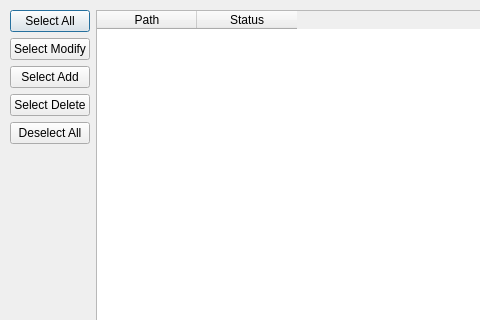
The window that UI/Git_code_change_select_files.ui (Kevin-Liou/GitCodeChange) describes before a commit, drawn with Qt 5; both pictures show x 0 to 480 and y 0 to 320 of the 739 by 586 pixel window.
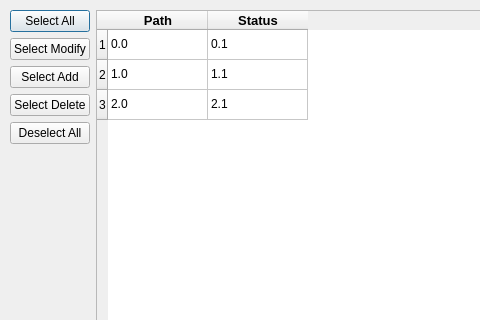
The same window after the commit.

Commit message: Update select files windows

```diff
--- a/UI/Git_code_change_select_files.ui
+++ b/UI/Git_code_change_select_files.ui
@@ -67,16 +67,77 @@
     </item>
     <item row="0" column="1" rowspan="2" colspan="8">
      <widget class="QTableWidget" name="tableWidget_files_list">
+      <row>
+       <property name="text">
+        <string>1</string>
+       </property>
+      </row>
+      <row>
+       <property name="text">
+        <string>2</string>
+       </property>
+      </row>
+      <row>
+       <property name="text">
+        <string>3</string>
+       </property>
+      </row>
       <column>
        <property name="text">
         <string>Path</string>
        </property>
+       <property name="font">
+        <font>
+         <family>Arial</family>
+         <pointsize>10</pointsize>
+         <weight>75</weight>
+         <bold>true</bold>
+        </font>
+       </property>
       </column>
       <column>
        <property name="text">
         <string>Status</string>
        </property>
+       <property name="font">
+        <font>
+         <family>Arial</family>
+         <pointsize>10</pointsize>
+         <weight>75</weight>
+         <bold>true</bold>
+        </font>
+       </property>
       </column>
+      <item row="0" column="0">
+       <property name="text">
+        <string>0.0</string>
+       </property>
+      </item>
+      <item row="0" column="1">
+       <property name="text">
+        <string>0.1</string>
+       </property>
+      </item>
+      <item row="1" column="0">
+       <property name="text">
+        <string>1.0</string>
+       </property>
+      </item>
+      <item row="1" column="1">
+       <property name="text">
+        <string>1.1</string>
+       </property>
+      </item>
+      <item row="2" column="0">
+       <property name="text">
+        <string>2.0</string>
+       </property>
+      </item>
+      <item row="2" column="1">
+       <property name="text">
+        <string>2.1</string>
+       </property>
+      </item>
      </widget>
     </item>
     <item row="1" column="0">
```
The commit also changes 5 other files.
